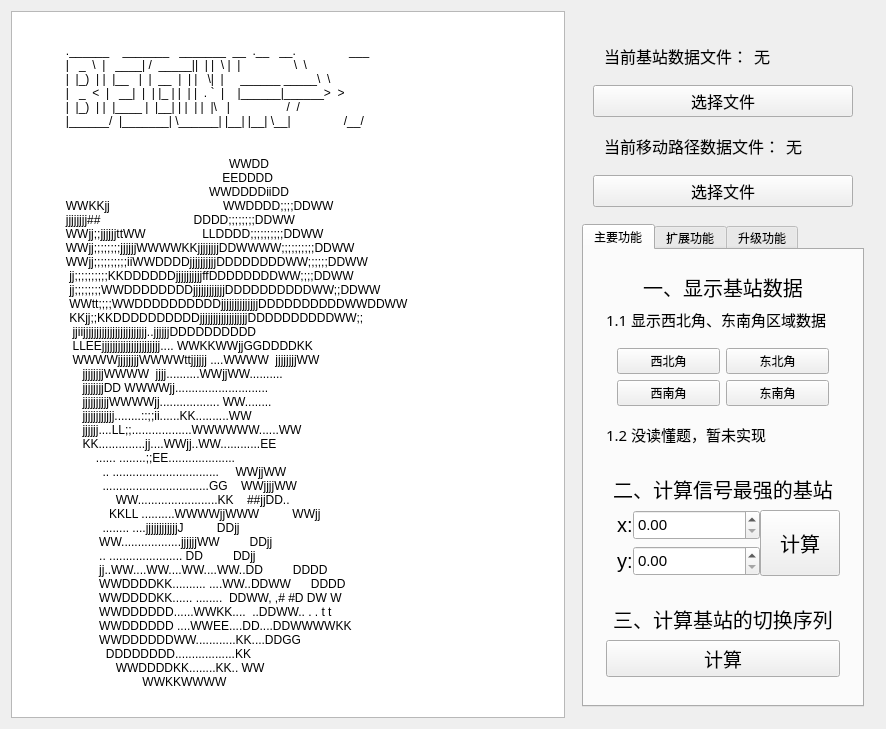
Above: CourseDesign.ui from Delerrr/Course-Project-Qt before the change. Below: the same form after it.
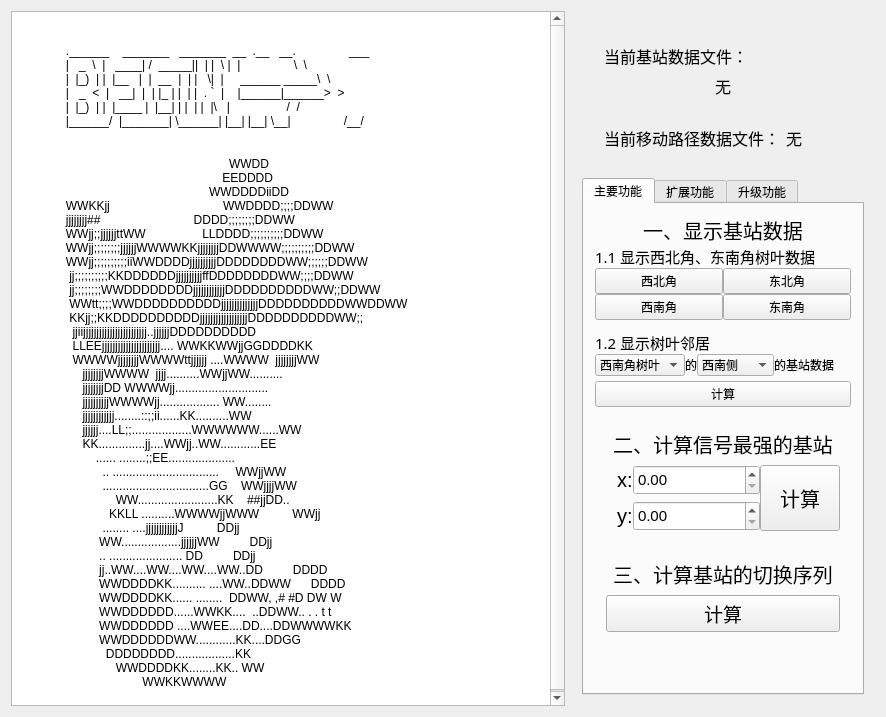
That is the form after the change. The open tabs and pages were chosen to show the change.

Commit message: 完成1.2；基站文件更改为“两个合一起”

Diff of the .ui file:
```diff
--- a/CourseDesign.ui
+++ b/CourseDesign.ui
@@ -328,6 +328,21 @@
            <item row="0" column="0">
             <widget class="QWidget" name="widget_12" native="true">
              <layout class="QVBoxLayout" name="verticalLayout_4">
+              <property name="spacing">
+               <number>0</number>
+              </property>
+              <property name="leftMargin">
+               <number>0</number>
+              </property>
+              <property name="topMargin">
+               <number>0</number>
+              </property>
+              <property name="rightMargin">
+               <number>0</number>
+              </property>
+              <property name="bottomMargin">
+               <number>5</number>
+              </property>
               <item>
                <widget class="QLabel" name="label_10">
                 <property name="font">
@@ -359,13 +374,28 @@
                  </font>
                 </property>
                 <property name="text">
-                 <string>1.1 显示西北角、东南角区域数据</string>
+                 <string>1.1 显示西北角、东南角树叶数据</string>
+                </property>
+                <property name="margin">
+                 <number>5</number>
                 </property>
                </widget>
               </item>
               <item>
                <widget class="QWidget" name="widget_11" native="true">
                 <layout class="QGridLayout" name="gridLayout_7">
+                 <property name="leftMargin">
+                  <number>0</number>
+                 </property>
+                 <property name="topMargin">
+                  <number>0</number>
+                 </property>
+                 <property name="rightMargin">
+                  <number>0</number>
+                 </property>
+                 <property name="spacing">
+                  <number>0</number>
+                 </property>
                  <item row="0" column="0">
                   <widget class="QPushButton" name="main_1_button0">
                    <property name="text">
@@ -406,7 +436,126 @@
                  </font>
                 </property>
                 <property name="text">
-                 <string>1.2 没读懂题，暂未实现</string>
+                 <string>1.2 显示树叶邻居</string>
+                </property>
+                <property name="margin">
+                 <number>4</number>
+                </property>
+               </widget>
+              </item>
+              <item>
+               <widget class="QWidget" name="widget_14" native="true">
+                <layout class="QHBoxLayout" name="horizontalLayout_4">
+                 <property name="spacing">
+                  <number>0</number>
+                 </property>
+                 <property name="leftMargin">
+                  <number>0</number>
+                 </property>
+                 <property name="topMargin">
+                  <number>0</number>
+                 </property>
+                 <property name="rightMargin">
+                  <number>0</number>
+                 </property>
+                 <property name="bottomMargin">
+                  <number>5</number>
+                 </property>
+                 <item>
+                  <widget class="QComboBox" name="comboBox">
+                   <item>
+                    <property name="text">
+                     <string>西南角树叶</string>
+                    </property>
+                   </item>
+                   <item>
+                    <property name="text">
+                     <string>东南角树叶</string>
+                    </property>
+                   </item>
+                   <item>
+                    <property name="text">
+                     <string>东北角树叶</string>
+                    </property>
+                   </item>
+                   <item>
+                    <property name="text">
+                     <string>西北角树叶</string>
+                    </property>
+                   </item>
+                  </widget>
+                 </item>
+                 <item>
+                  <widget class="QLabel" name="label_15">
+                   <property name="sizePolicy">
+                    <sizepolicy hsizetype="Fixed" vsizetype="Preferred">
+                     <horstretch>0</horstretch>
+                     <verstretch>0</verstretch>
+                    </sizepolicy>
+                   </property>
+                   <property name="text">
+                    <string>的</string>
+                   </property>
+                  </widget>
+                 </item>
+                 <item>
+                  <widget class="QComboBox" name="comboBox_2">
+                   <item>
+                    <property name="text">
+                     <string>西南侧</string>
+                    </property>
+                   </item>
+                   <item>
+                    <property name="text">
+                     <string>南侧</string>
+                    </property>
+                   </item>
+                   <item>
+                    <property name="text">
+                     <string>东南侧</string>
+                    </property>
+                   </item>
+                   <item>
+                    <property name="text">
+                     <string>东侧</string>
+                    </property>
+                   </item>
+                   <item>
+                    <property name="text">
+                     <string>东北侧</string>
+                    </property>
+                   </item>
+                   <item>
+                    <property name="text">
+                     <string>北侧</string>
+                    </property>
+                   </item>
+                   <item>
+                    <property name="text">
+                     <string>西北侧</string>
+                    </property>
+                   </item>
+                   <item>
+                    <property name="text">
+                     <string>北侧</string>
+                    </property>
+                   </item>
+                  </widget>
+                 </item>
+                 <item>
+                  <widget class="QLabel" name="label_16">
+                   <property name="text">
+                    <string>的基站数据</string>
+                   </property>
+                  </widget>
+                 </item>
+                </layout>
+               </widget>
+              </item>
+              <item>
+               <widget class="QPushButton" name="main_12_btn">
+                <property name="text">
+                 <string>计算</string>
                 </property>
                </widget>
               </item>
@@ -811,7 +960,7 @@
               <pointsize>12</pointsize>
              </font>
             </property>
-            <layout class="QHBoxLayout" name="horizontalLayout_4">
+            <layout class="QVBoxLayout" name="verticalLayout_7">
              <item>
               <widget class="QLabel" name="label_5">
                <property name="text">
@@ -829,24 +978,14 @@
                <property name="text">
                 <string>无</string>
                </property>
+               <property name="alignment">
+                <set>Qt::AlignCenter</set>
+               </property>
               </widget>
              </item>
             </layout>
            </widget>
           </item>
-          <item>
-           <widget class="QPushButton" name="file_button">
-            <property name="font">
-             <font>
-              <family>18thCentury</family>
-              <pointsize>12</pointsize>
-             </font>
-            </property>
-            <property name="text">
-             <string>选择文件</string>
-            </property>
-           </widget>
-          </item>
           <item>
            <widget class="QWidget" name="widget_10" native="true">
             <property name="font">
@@ -878,18 +1017,6 @@
             </layout>
            </widget>
           </item>
-          <item>
-           <widget class="QPushButton" name="path_button">
-            <property name="font">
-             <font>
-              <pointsize>12</pointsize>
-             </font>
-            </property>
-            <property name="text">
-             <string>选择文件</string>
-            </property>
-           </widget>
-          </item>
          </layout>
         </widget>
        </item>
```
Left out of the diff: 9 changed lines with no effect on the pictures. The commit also changes 8 other files.
